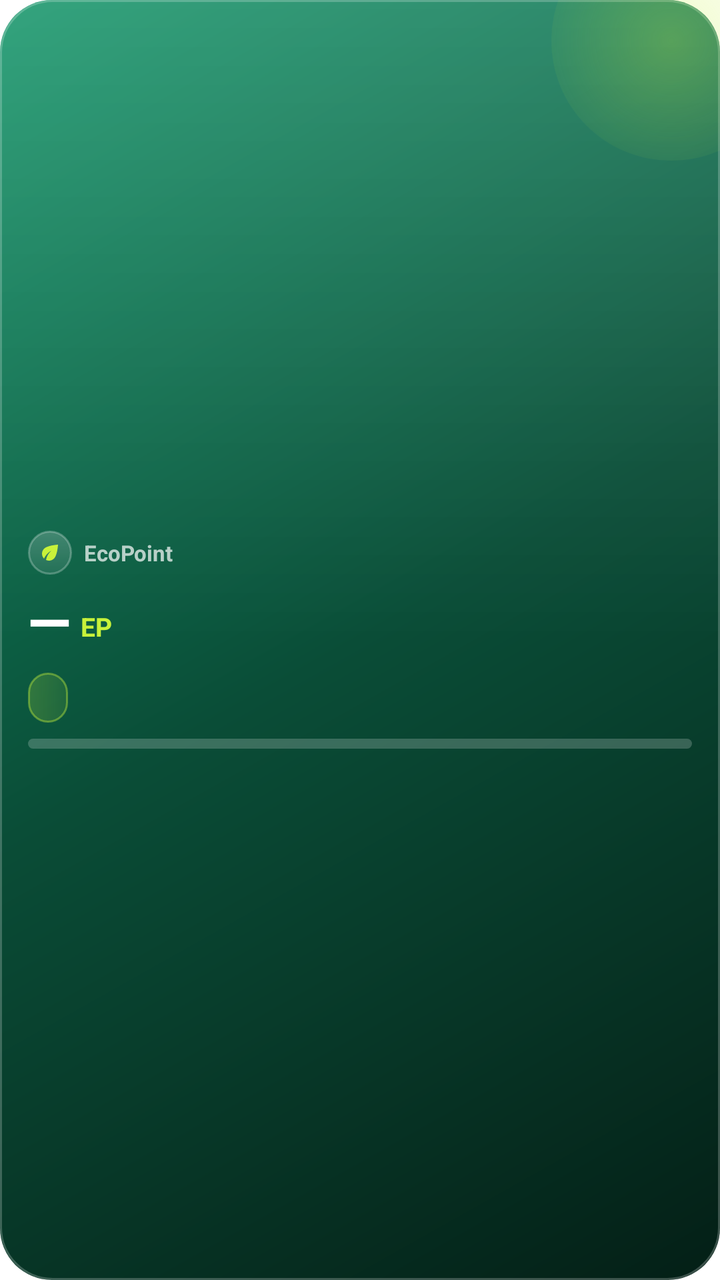
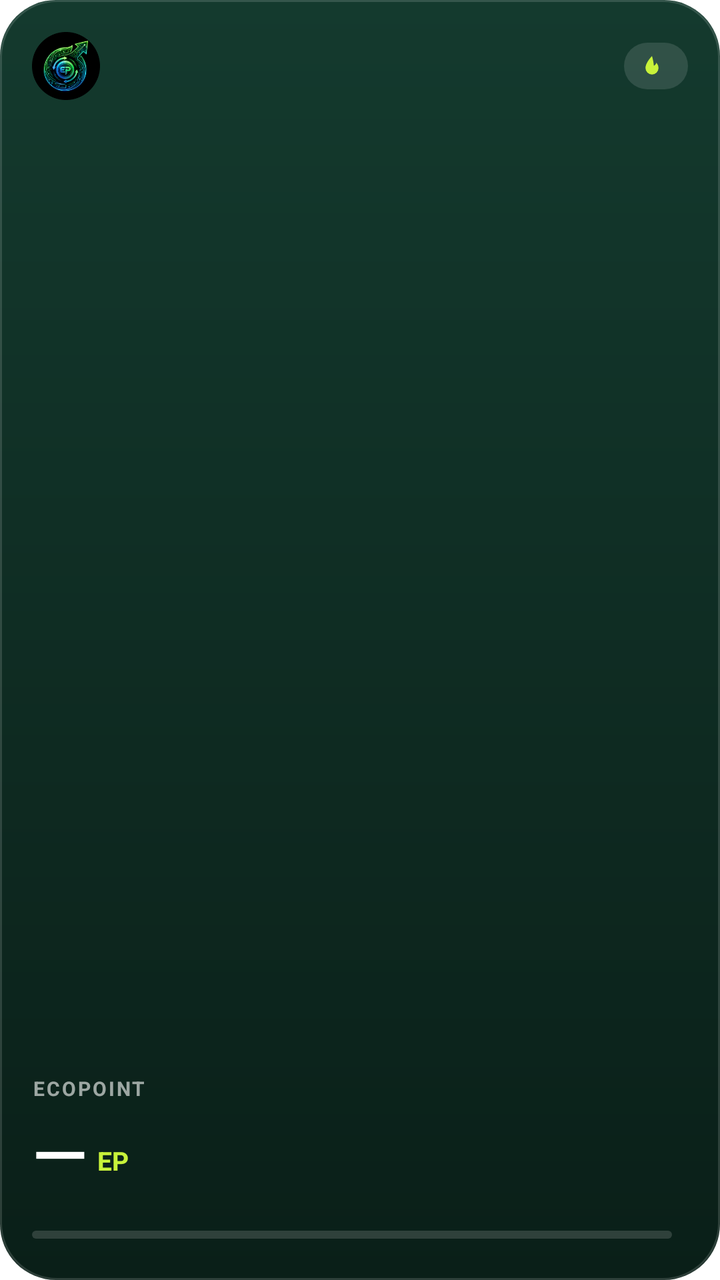

Before-and-after screenshots of an Android layout around one commit, followed by the original layout XML and the change that was made.
<!-- AndroidManifest.xml: fallback theme Theme.MaterialComponents.DayNight.NoActionBar -->
<!-- res/layout/ep_widget_s.xml -->
<?xml version="1.0" encoding="utf-8"?>
<FrameLayout xmlns:android="http://schemas.android.com/apk/res/android"
    android:id="@+id/ep_widget_root"
    android:layout_width="match_parent"
    android:layout_height="match_parent"
    android:background="@drawable/ep_widget_bg">

    <ImageView
        android:layout_width="120dp"
        android:layout_height="120dp"
        android:layout_gravity="top|end"
        android:layout_marginTop="-40dp"
        android:layout_marginEnd="-36dp"
        android:importantForAccessibility="no"
        android:src="@drawable/ep_widget_blob_a" />

    <LinearLayout
        android:layout_width="match_parent"
        android:layout_height="match_parent"
        android:gravity="center_vertical"
        android:orientation="vertical"
        android:padding="14dp">

        <LinearLayout
            android:layout_width="wrap_content"
            android:layout_height="wrap_content"
            android:gravity="center_vertical"
            android:orientation="horizontal">

            <ImageView
                android:layout_width="22dp"
                android:layout_height="22dp"
                android:background="@drawable/ep_widget_badge"
                android:importantForAccessibility="no"
                android:padding="5dp"
                android:src="@drawable/ep_widget_leaf" />

            <TextView
                android:id="@+id/ep_widget_label"
                android:layout_width="wrap_content"
                android:layout_height="wrap_content"
                android:layout_marginStart="6dp"
                android:text="EcoPoint"
                android:textColor="#B3FFFFFF"
                android:textSize="11sp"
                android:textStyle="bold" />
        </LinearLayout>

        <LinearLayout
            android:layout_width="match_parent"
            android:layout_height="wrap_content"
            android:layout_marginTop="8dp"
            android:gravity="bottom"
            android:orientation="horizontal">

            <TextView
                android:id="@+id/ep_widget_balance"
                android:layout_width="wrap_content"
                android:layout_height="wrap_content"
                android:fontFamily="sans-serif-medium"
                android:includeFontPadding="false"
                android:maxLines="1"
                android:text="—"
                android:textColor="#FFFFFFFF"
                android:textSize="28sp"
                android:textStyle="bold" />

            <TextView
                android:id="@+id/ep_widget_unit"
                android:layout_width="wrap_content"
                android:layout_height="wrap_content"
                android:layout_marginStart="5dp"
                android:layout_marginBottom="3dp"
                android:includeFontPadding="false"
                android:text="EP"
                android:textColor="#FFC8F23A"
                android:textSize="13sp"
                android:textStyle="bold" />
        </LinearLayout>

        <TextView
            android:id="@+id/ep_widget_streak"
            android:layout_width="wrap_content"
            android:layout_height="wrap_content"
            android:layout_marginTop="8dp"
            android:background="@drawable/ep_widget_pill"
            android:fontFamily="sans-serif-medium"
            android:paddingStart="10dp"
            android:paddingTop="3dp"
            android:paddingEnd="10dp"
            android:paddingBottom="3dp"
            android:text=""
            android:textColor="#FFC8F23A"
            android:textSize="14sp"
            android:textStyle="bold" />

        <ProgressBar
            android:id="@+id/ep_widget_progress"
            style="@android:style/Widget.ProgressBar.Horizontal"
            android:layout_width="match_parent"
            android:layout_height="5dp"
            android:layout_marginTop="8dp"
            android:max="100"
            android:progress="0"
            android:progressDrawable="@drawable/ep_widget_progress" />
    </LinearLayout>
</FrameLayout>
<!-- resources referenced by this layout -->
<resources>
  <!-- drawable ep_widget_badge (drawable) -->
  <?xml version="1.0" encoding="utf-8"?>
  <shape xmlns:android="http://schemas.android.com/apk/res/android" android:shape="oval">
      <gradient android:angle="270" android:startColor="#33FFFFFF" android:endColor="#14FFFFFF" />
      <stroke android:width="1dp" android:color="#40FFFFFF" />
  </shape>
  <!-- drawable ep_widget_bg (drawable) -->
  <?xml version="1.0" encoding="utf-8"?>
  <layer-list xmlns:android="http://schemas.android.com/apk/res/android">
      <item>
          <shape android:shape="rectangle">
              <gradient android:angle="315" android:startColor="#FF14966A"
                  android:centerColor="#FF0A4D37" android:endColor="#FF041F16" />
              <corners android:radius="26dp" />
          </shape>
      </item>
      
      <item>
          <shape android:shape="rectangle">
              <gradient android:angle="270" android:startColor="#22FFFFFF"
                  android:centerColor="#00FFFFFF" android:endColor="#00FFFFFF" />
              <corners android:radius="26dp" />
          </shape>
      </item>
      
      <item>
          <shape android:shape="rectangle">
              <stroke android:width="1dp" android:color="#38FFFFFF" />
              <corners android:radius="26dp" />
          </shape>
      </item>
  </layer-list>
  <!-- drawable ep_widget_blob_a (drawable) -->
  <?xml version="1.0" encoding="utf-8"?>
  <shape xmlns:android="http://schemas.android.com/apk/res/android" android:shape="oval">
      <gradient android:type="radial" android:gradientRadius="75dp"
          android:startColor="#44C8F23A" android:endColor="#00C8F23A" />
  </shape>
  <!-- drawable ep_widget_leaf (drawable) -->
  <?xml version="1.0" encoding="utf-8"?>
  <vector xmlns:android="http://schemas.android.com/apk/res/android"
      android:width="24dp"
      android:height="24dp"
      android:viewportWidth="24"
      android:viewportHeight="24">
      <path
          android:fillColor="#FFC8F23A"
          android:pathData="M6.05,8.05c-2.73,2.73 -2.73,7.15 -0.02,9.88 1.47,-3.4 4.09,-6.24 7.36,-7.93 -2.77,2.34 -4.71,5.61 -5.39,9.32 2.6,1.23 5.8,0.78 7.95,-1.37C19.43,14.47 20,4 20,4S9.53,4.57 6.05,8.05z" />
  </vector>
  <!-- drawable ep_widget_pill (drawable) -->
  <?xml version="1.0" encoding="utf-8"?>
  <shape xmlns:android="http://schemas.android.com/apk/res/android" android:shape="rectangle">
      <gradient android:angle="0" android:startColor="#33C8F23A" android:endColor="#1AC8F23A" />
      <stroke android:width="1dp" android:color="#66C8F23A" />
      <corners android:radius="20dp" />
  </shape>
  <!-- drawable ep_widget_progress (drawable) -->
  <?xml version="1.0" encoding="utf-8"?>
  <layer-list xmlns:android="http://schemas.android.com/apk/res/android">
      <item android:id="@android:id/background">
          <shape android:shape="rectangle">
              <solid android:color="#33FFFFFF" />
              <corners android:radius="4dp" />
          </shape>
      </item>
      <item android:id="@android:id/progress">
          <clip>
              <shape android:shape="rectangle">
                  <gradient android:angle="0" android:startColor="#FF10B981" android:endColor="#FFC8F23A" />
                  <corners android:radius="4dp" />
              </shape>
          </clip>
      </item>
  </layer-list>
</resources>

<!-- the commit's change to res/layout/ep_widget_s.xml (unified diff, before → after) -->
@@ -5,103 +5,131 @@
     android:layout_height="match_parent"
     android:background="@drawable/ep_widget_bg">
 
-    <ImageView
-        android:layout_width="120dp"
-        android:layout_height="120dp"
-        android:layout_gravity="top|end"
-        android:layout_marginTop="-40dp"
-        android:layout_marginEnd="-36dp"
-        android:importantForAccessibility="no"
-        android:src="@drawable/ep_widget_blob_a" />
-
     <LinearLayout
         android:layout_width="match_parent"
         android:layout_height="match_parent"
-        android:gravity="center_vertical"
         android:orientation="vertical"
-        android:padding="14dp">
+        android:padding="16dp">
 
-        <LinearLayout
-            android:layout_width="wrap_content"
-            android:layout_height="wrap_content"
-            android:gravity="center_vertical"
-            android:orientation="horizontal">
+                        <LinearLayout
+                android:layout_width="match_parent"
+                android:layout_height="wrap_content"
+                android:gravity="center_vertical"
+                android:orientation="horizontal">
+                <ImageView
+                android:layout_width="34dp"
+                android:layout_height="34dp"
+                android:contentDescription="EcoPoint"
+                android:scaleType="fitCenter"
+                android:src="@drawable/ep_widget_logo" />
+                <View
+                android:layout_width="0dp"
+                android:layout_height="1dp"
+                android:layout_weight="1" />
+                <LinearLayout
+                android:id="@+id/ep_widget_streak_chip"
+                android:layout_width="wrap_content"
+                android:layout_height="wrap_content"
+                android:background="@drawable/ep_widget_pill"
+                android:gravity="center_vertical"
+                android:orientation="horizontal"
+                android:paddingStart="8dp"
+                android:paddingTop="4dp"
+                android:paddingEnd="9dp"
+                android:paddingBottom="4dp">
 
-            <ImageView
-                android:layout_width="22dp"
-                android:layout_height="22dp"
-                android:background="@drawable/ep_widget_badge"
-                android:importantForAccessibility="no"
-                android:padding="5dp"
-                android:src="@drawable/ep_widget_leaf" />
+                <ImageView
+                    android:layout_width="12dp"
+                    android:layout_height="12dp"
+                    android:importantForAccessibility="no"
+                    android:src="@drawable/ep_widget_flame" />
+
+                <TextView
+                    android:id="@+id/ep_widget_streak"
+                    android:layout_width="wrap_content"
+                    android:layout_height="wrap_content"
+                    android:layout_marginStart="3dp"
+                    android:includeFontPadding="false"
+                    android:text=""
+                    android:textColor="#FFC8F23A"
+                    android:textSize="13sp"
+                    android:textStyle="bold" />
+            </LinearLayout>
+            </LinearLayout>
+
+            <View
+                android:layout_width="match_parent"
+                android:layout_height="0dp"
+                android:layout_weight="1" />
 
             <TextView
                 android:id="@+id/ep_widget_label"
                 android:layout_width="wrap_content"
                 android:layout_height="wrap_content"
-                android:layout_marginStart="6dp"
+                android:layout_marginBottom="6dp"
+                android:letterSpacing="0.1"
+                android:maxLines="1"
                 android:text="EcoPoint"
-                android:textColor="#B3FFFFFF"
-                android:textSize="11sp"
+                android:textAllCaps="true"
+                android:textColor="#99FFFFFF"
+                android:textSize="10sp"
                 android:textStyle="bold" />
-        </LinearLayout>
 
-        <LinearLayout
-            android:layout_width="match_parent"
-            android:layout_height="wrap_content"
-            android:layout_marginTop="8dp"
-            android:gravity="bottom"
-            android:orientation="horizontal">
-
-            <TextView
-                android:id="@+id/ep_widget_balance"
+            <LinearLayout
                 android:layout_width="wrap_content"
                 android:layout_height="wrap_content"
-                android:fontFamily="sans-serif-medium"
-                android:includeFontPadding="false"
-                android:maxLines="1"
-                android:text="—"
-                android:textColor="#FFFFFFFF"
-                android:textSize="28sp"
-                android:textStyle="bold" />
+                android:gravity="bottom"
+                android:orientation="horizontal">
 
-            <TextView
-                android:id="@+id/ep_widget_unit"
-                android:layout_width="wrap_content"
+                <TextView
+                    android:id="@+id/ep_widget_balance"
+                    android:layout_width="wrap_content"
+                    android:layout_height="wrap_content"
+                    android:fontFamily="sans-serif-medium"
+                    android:includeFontPadding="false"
+                    android:maxLines="1"
+                    android:text="—"
+                    android:textColor="#FFFFFFFF"
+                    android:textSize="36sp" />
+
+                <TextView
+                    android:id="@+id/ep_widget_unit"
+                    android:layout_width="wrap_content"
+                    android:layout_height="wrap_content"
+                    android:layout_marginStart="5dp"
+                    android:layout_marginBottom="5dp"
+                    android:includeFontPadding="false"
+                    android:text="EP"
+                    android:textColor="#FFC8F23A"
+                    android:textSize="13sp"
+                    android:textStyle="bold" />
+            </LinearLayout>
+
+            <LinearLayout
+                android:layout_width="match_parent"
                 android:layout_height="wrap_content"
-                android:layout_marginStart="5dp"
-                android:layout_marginBottom="3dp"
-                android:includeFontPadding="false"
-                android:text="EP"
-                android:textColor="#FFC8F23A"
-                android:textSize="13sp"
-                android:textStyle="bold" />
-        </LinearLayout>
-
-        <TextView
-            android:id="@+id/ep_widget_streak"
-            android:layout_width="wrap_content"
-            android:layout_height="wrap_content"
-            android:layout_marginTop="8dp"
-            android:background="@drawable/ep_widget_pill"
-            android:fontFamily="sans-serif-medium"
-            android:paddingStart="10dp"
-            android:paddingTop="3dp"
-            android:paddingEnd="10dp"
-            android:paddingBottom="3dp"
-            android:text=""
-            android:textColor="#FFC8F23A"
-            android:textSize="14sp"
-            android:textStyle="bold" />
-
-        <ProgressBar
-            android:id="@+id/ep_widget_progress"
-            style="@android:style/Widget.ProgressBar.Horizontal"
-            android:layout_width="match_parent"
-            android:layout_height="5dp"
-            android:layout_marginTop="8dp"
-            android:max="100"
-            android:progress="0"
-            android:progressDrawable="@drawable/ep_widget_progress" />
+                android:layout_marginTop="12dp"
+                android:gravity="center_vertical"
+                android:orientation="horizontal">
+                <ProgressBar
+                    android:id="@+id/ep_widget_progress"
+                    style="@android:style/Widget.ProgressBar.Horizontal"
+                    android:layout_width="0dp"
+                    android:layout_height="4dp"
+                    android:layout_weight="1"
+                    android:max="100"
+                    android:progress="0"
+                    android:progressDrawable="@drawable/ep_widget_progress" />
+                <TextView
+                    android:id="@+id/ep_widget_goal"
+                    android:layout_width="wrap_content"
+                    android:layout_height="wrap_content"
+                    android:layout_marginStart="8dp"
+                    android:includeFontPadding="false"
+                    android:text=""
+                    android:textColor="#B3FFFFFF"
+                    android:textSize="11sp"
+                    android:textStyle="bold" />
+            </LinearLayout>
     </LinearLayout>
 </FrameLayout>
<!-- resource entries referenced after the edit -->
@@ -1,44 +1,22 @@
 <!-- resources referenced by this layout -->
 <resources>
-  <!-- drawable ep_widget_badge (drawable) -->
-  <?xml version="1.0" encoding="utf-8"?>
-  <shape xmlns:android="http://schemas.android.com/apk/res/android" android:shape="oval">
-      <gradient android:angle="270" android:startColor="#33FFFFFF" android:endColor="#14FFFFFF" />
-      <stroke android:width="1dp" android:color="#40FFFFFF" />
-  </shape>
   <!-- drawable ep_widget_bg (drawable) -->
   <?xml version="1.0" encoding="utf-8"?>
   <layer-list xmlns:android="http://schemas.android.com/apk/res/android">
       <item>
           <shape android:shape="rectangle">
-              <gradient android:angle="315" android:startColor="#FF14966A"
-                  android:centerColor="#FF0A4D37" android:endColor="#FF041F16" />
-              <corners android:radius="26dp" />
+              <gradient android:angle="270" android:startColor="#FF143A2E" android:endColor="#FF0A1F18" />
+              <corners android:radius="28dp" />
           </shape>
       </item>
-      
       <item>
           <shape android:shape="rectangle">
-              <gradient android:angle="270" android:startColor="#22FFFFFF"
-                  android:centerColor="#00FFFFFF" android:endColor="#00FFFFFF" />
-              <corners android:radius="26dp" />
-          </shape>
-      </item>
-      
-      <item>
-          <shape android:shape="rectangle">
-              <stroke android:width="1dp" android:color="#38FFFFFF" />
-              <corners android:radius="26dp" />
+              <stroke android:width="1dp" android:color="#24FFFFFF" />
+              <corners android:radius="28dp" />
           </shape>
       </item>
   </layer-list>
-  <!-- drawable ep_widget_blob_a (drawable) -->
-  <?xml version="1.0" encoding="utf-8"?>
-  <shape xmlns:android="http://schemas.android.com/apk/res/android" android:shape="oval">
-      <gradient android:type="radial" android:gradientRadius="75dp"
-          android:startColor="#44C8F23A" android:endColor="#00C8F23A" />
-  </shape>
-  <!-- drawable ep_widget_leaf (drawable) -->
+  <!-- drawable ep_widget_flame (drawable) -->
   <?xml version="1.0" encoding="utf-8"?>
   <vector xmlns:android="http://schemas.android.com/apk/res/android"
       android:width="24dp"
@@ -47,13 +25,13 @@
       android:viewportHeight="24">
       <path
           android:fillColor="#FFC8F23A"
-          android:pathData="M6.05,8.05c-2.73,2.73 -2.73,7.15 -0.02,9.88 1.47,-3.4 4.09,-6.24 7.36,-7.93 -2.77,2.34 -4.71,5.61 -5.39,9.32 2.6,1.23 5.8,0.78 7.95,-1.37C19.43,14.47 20,4 20,4S9.53,4.57 6.05,8.05z" />
+          android:pathData="M12,2C12,2 5.5,8.5 5.5,14a6.5,6.5 0 0 0 13,0c0,-2.2 -1,-3.8 -2.1,-5.3c-0.5,1.6 -1.5,2.6 -2.6,3.1C13.8,8.2 12,2 12,2z" />
   </vector>
+  <!-- drawable ep_widget_logo: png bitmap (drawable-nodpi, 46098 bytes) -->
   <!-- drawable ep_widget_pill (drawable) -->
   <?xml version="1.0" encoding="utf-8"?>
   <shape xmlns:android="http://schemas.android.com/apk/res/android" android:shape="rectangle">
-      <gradient android:angle="0" android:startColor="#33C8F23A" android:endColor="#1AC8F23A" />
-      <stroke android:width="1dp" android:color="#66C8F23A" />
+      <solid android:color="#1FFFFFFF" />
       <corners android:radius="20dp" />
   </shape>
   <!-- drawable ep_widget_progress (drawable) -->
@@ -61,15 +39,15 @@
   <layer-list xmlns:android="http://schemas.android.com/apk/res/android">
       <item android:id="@android:id/background">
           <shape android:shape="rectangle">
-              <solid android:color="#33FFFFFF" />
-              <corners android:radius="4dp" />
+              <solid android:color="#26FFFFFF" />
+              <corners android:radius="3dp" />
           </shape>
       </item>
       <item android:id="@android:id/progress">
           <clip>
               <shape android:shape="rectangle">
-                  <gradient android:angle="0" android:startColor="#FF10B981" android:endColor="#FFC8F23A" />
-                  <corners android:radius="4dp" />
+                  <solid android:color="#FFC8F23A" />
+                  <corners android:radius="3dp" />
               </shape>
           </clip>
       </item>
